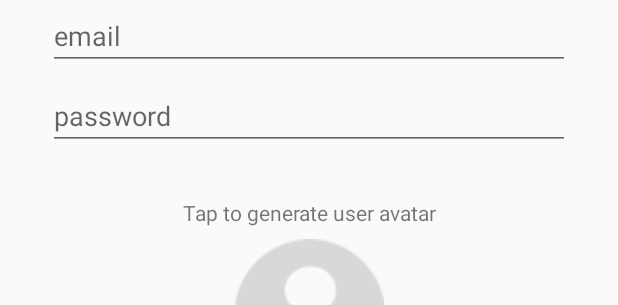
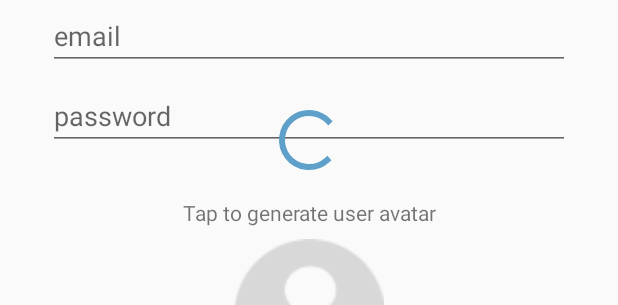
Before and after one commit to thejackest/Smack, an Android app: the layout activity_create_user.xml on its own in the app's theme, with its tools: preview values and no code run, on a phone screen of 412 x 824 dp. Shown: the part 126-431 px from the top of the screen. Run offline under Robolectric (Android 15) with nearby library versions, the phone set to English and light mode, and no system bars.

```diff
--- a/app/src/main/java/com/jackest/smack/Utilities/Constants.kt
+++ b/app/src/main/java/com/jackest/smack/Utilities/Constants.kt
@@ -8,3 +8,6 @@ const val URL_REGISTER = "${BASE_URL}account/register"
 const val URL_LOGIN = "${BASE_URL}account/login"
 
 const val URL_CREATE_USER = "${BASE_URL}account/add"
+
+//Broadcast constants
+const val BROADCAST_USER_DATA_CHANGE = "BROADCAST_USER_DATA_CHANGE"
--- a/app/src/main/res/layout/activity_create_user.xml
+++ b/app/src/main/res/layout/activity_create_user.xml
@@ -34,8 +34,7 @@
         android:textColor="@android:color/darker_gray"
         app:layout_constraintEnd_toEndOf="parent"
         app:layout_constraintStart_toStartOf="parent"
-        app:layout_constraintTop_toBottomOf="@+id/createNameText"
-        />
+        app:layout_constraintTop_toBottomOf="@+id/createNameText" />
 
     <EditText
         android:id="@+id/createPasswordText"
@@ -94,7 +93,7 @@
         app:layout_constraintTop_toBottomOf="@+id/createAvatarimageView" />
 
     <Button
-        android:id="@+id/creatUserBtn"
+        android:id="@+id/createUserBtn"
         android:layout_width="0dp"
         android:layout_height="wrap_content"
         android:layout_marginStart="32dp"
@@ -108,4 +107,14 @@
         app:layout_constraintEnd_toEndOf="parent"
         app:layout_constraintHorizontal_bias="0.498"
         app:layout_constraintStart_toStartOf="parent" />
+
+    <ProgressBar
+        android:id="@+id/createSpinner"
+        style="?android:attr/progressBarStyle"
+        android:layout_width="wrap_content"
+        android:layout_height="wrap_content"
+        app:layout_constraintBottom_toTopOf="@+id/textView2"
+        app:layout_constraintEnd_toEndOf="parent"
+        app:layout_constraintStart_toStartOf="parent"
+        app:layout_constraintTop_toTopOf="@+id/createPasswordText" />
 </androidx.constraintlayout.widget.ConstraintLayout>
```
Also changed, not shown: app/src/main/java/com/jackest/smack/Controller/CreateUserActivity.kt (+42 -8 lines).
